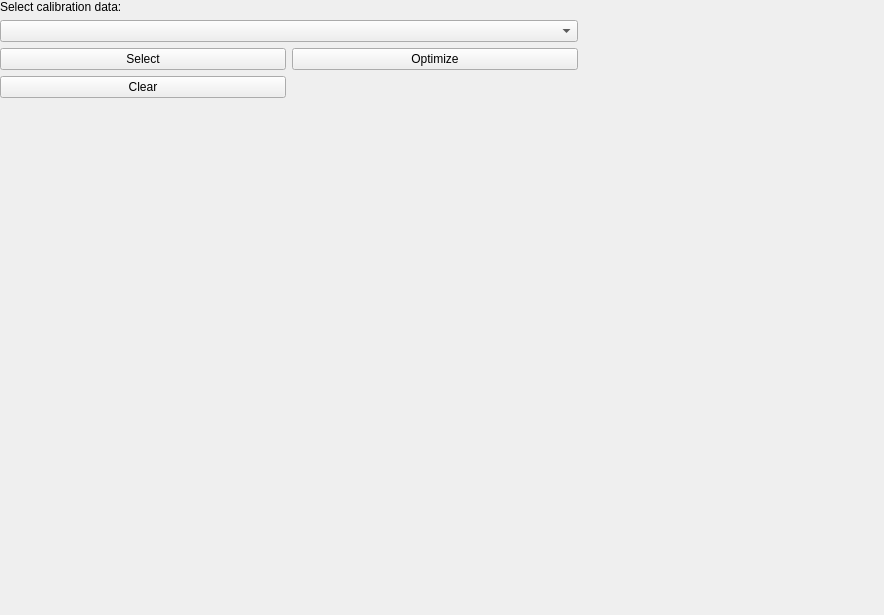
Above: bmicro/gui/extraction/extraction_view.ui from BrillouinMicroscopy/BMicro before the change. Below: the same form after it.
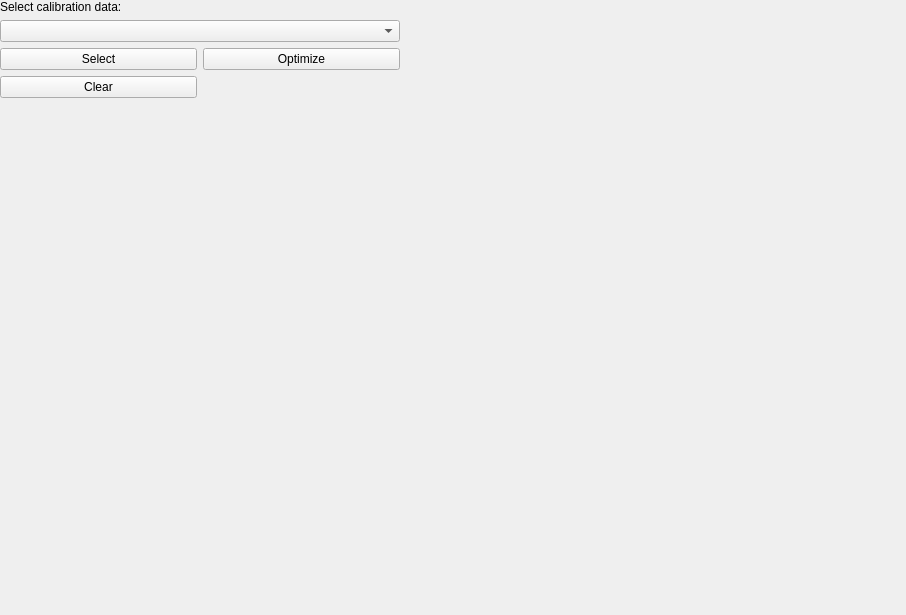
That is the form after the change.

```diff
--- a/bmicro/gui/extraction/extraction_view.ui
+++ b/bmicro/gui/extraction/extraction_view.ui
@@ -172,8 +172,8 @@
     <widget class="QWidget" name="image_widget" native="true">
      <property name="minimumSize">
       <size>
-       <width>300</width>
-       <height>300</height>
+       <width>500</width>
+       <height>500</height>
       </size>
      </property>
     </widget>
```
